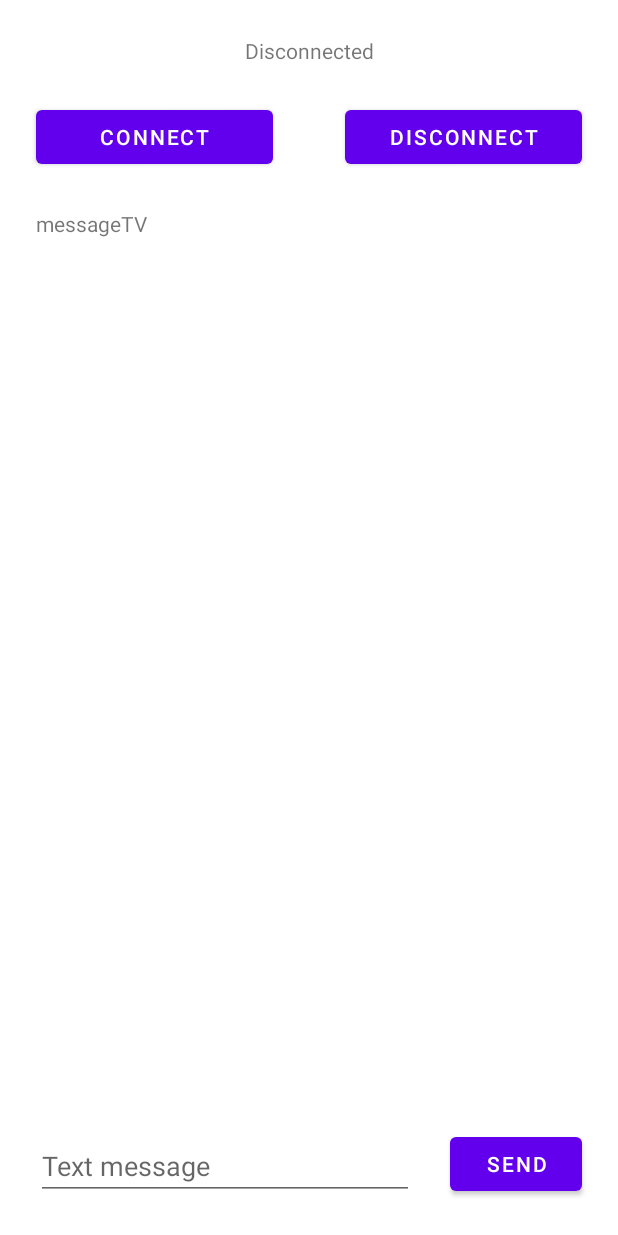
After one commit to git-cdv/BestPractices, an Android app: the WebsocketsFragment screen opened through its navigation route, on a phone screen of 412 x 824 dp. The commit adds this screen. Run offline under Robolectric (Android 15) with nearby library versions, the phone set to English and light mode, and no system bars; our stand-ins replace Dagger/Hilt's generated code.

Commit message:
WEB SOCKETS

```diff
--- a/app/src/main/java/com/chkan/bestpractices/main/MenuFragment.kt
+++ b/app/src/main/java/com/chkan/bestpractices/main/MenuFragment.kt
@@ -74,6 +74,9 @@ class MenuFragment : BaseFragment<FragmentMenuBinding>(FragmentMenuBinding::infl
             btnJwtAuth.setOnClickListener {
                 findNavController().navigate(R.id.action_menuFragment_to_jwtAuthFragment)
             }
+            btnWebsockets.setOnClickListener {
+                findNavController().navigate(R.id.action_menuFragment_to_webSocketsFragment)
+            }
         }
     }
 
--- /dev/null
+++ b/app/src/main/java/com/chkan/bestpractices/websockets/WebsocketsFragment.kt
@@ -0,0 +1,67 @@
+package com.chkan.bestpractices.websockets
+
+import android.os.Bundle
+import android.view.View
+import androidx.fragment.app.viewModels
+import com.chkan.bestpractices.core.BaseFragment
+import com.chkan.bestpractices.databinding.FragmentWebsocketsBinding
+import okhttp3.OkHttpClient
+import okhttp3.Request
+import okhttp3.WebSocket
+import okhttp3.WebSocketListener
+
+class WebsocketsFragment : BaseFragment<FragmentWebsocketsBinding>(FragmentWebsocketsBinding::inflate) {
+
+    private val viewModel: WebsocketsViewModel by viewModels()
+
+    private lateinit var webSocketListener: WebSocketListener
+    private val okHttpClient = OkHttpClient()
+    private var webSocket: WebSocket? = null
+
+    override fun onCreate(savedInstanceState: Bundle?) {
+        super.onCreate(savedInstanceState)
+        webSocketListener = WSListener(viewModel)
+    }
+
+    override fun onViewCreated(view: View, savedInstanceState: Bundle?) {
+        super.onViewCreated(view, savedInstanceState)
+
+        viewModel.socketStatus.observe(viewLifecycleOwner) {
+            binding.statusTV.text = if (it) "Connected" else "Disconnected"
+        }
+
+        var text = ""
+        viewModel.messages.observe(viewLifecycleOwner) {
+            text += "${if (it.first) "You: " else "Other: "} ${it.second}\n"
+
+            binding.messageTV.text = text
+        }
+
+        binding.btnConnect.setOnClickListener {
+            webSocket = okHttpClient.newWebSocket(createRequest(), webSocketListener)
+        }
+
+        binding.btnDisconnect.setOnClickListener {
+            webSocket?.close(1000, "Canceled manually.")
+        }
+
+        binding.btnSend.setOnClickListener {
+            webSocket?.send(binding.etMessage.text.toString())
+            viewModel.addMessage(Pair(true, binding.etMessage.text.toString()))
+        }
+    }
+
+    private fun createRequest(): Request {
+        val websocketURL = "ws://10.0.2.2:8080/chat" //address for emulator
+
+        return Request.Builder()
+            .url(websocketURL)
+            .build()
+    }
+
+    override fun onDestroyView() {
+        super.onDestroyView()
+        okHttpClient.dispatcher.executorService.shutdown()
+    }
+
+}
--- /dev/null
+++ b/app/src/main/java/com/chkan/bestpractices/websockets/WebsocketsViewModel.kt
@@ -0,0 +1,28 @@
+package com.chkan.bestpractices.websockets
+
+import androidx.lifecycle.LiveData
+import androidx.lifecycle.MutableLiveData
+import androidx.lifecycle.ViewModel
+import androidx.lifecycle.viewModelScope
+import kotlinx.coroutines.Dispatchers
+import kotlinx.coroutines.launch
+
+class WebsocketsViewModel : ViewModel() {
+
+    private val _socketStatus = MutableLiveData(false)
+    val socketStatus: LiveData<Boolean> = _socketStatus
+
+    private val _messages = MutableLiveData<Pair<Boolean, String>>()
+    val messages: LiveData<Pair<Boolean, String>> = _messages
+
+    fun addMessage(message: Pair<Boolean, String>) = viewModelScope.launch(Dispatchers.Main) {
+        if (_socketStatus.value == true) {
+            _messages.value = message
+        }
+    }
+
+    fun setStatus(status: Boolean) = viewModelScope.launch(Dispatchers.Main) {
+        _socketStatus.value = status
+    }
+
+}
--- /dev/null
+++ b/app/src/main/res/layout/fragment_websockets.xml
@@ -0,0 +1,69 @@
+<?xml version="1.0" encoding="utf-8"?>
+<androidx.constraintlayout.widget.ConstraintLayout
+    xmlns:android="http://schemas.android.com/apk/res/android"
+    android:layout_width="match_parent"
+    android:layout_height="match_parent"
+    xmlns:app="http://schemas.android.com/apk/res-auto">
+
+    <TextView
+        android:id="@+id/statusTV"
+        android:layout_width="wrap_content"
+        android:layout_height="wrap_content"
+        android:layout_margin="24dp"
+        android:text="Status"
+        app:layout_constraintEnd_toEndOf="parent"
+        app:layout_constraintStart_toStartOf="parent"
+        app:layout_constraintTop_toTopOf="parent" />
+
+    <Button
+        android:id="@+id/btnConnect"
+        android:layout_width="0dp"
+        android:layout_height="wrap_content"
+        android:layout_margin="24dp"
+        android:text="Connect"
+        app:layout_constraintEnd_toStartOf="@+id/btnDisconnect"
+        app:layout_constraintHorizontal_chainStyle="packed"
+        app:layout_constraintStart_toStartOf="parent"
+        app:layout_constraintTop_toBottomOf="@+id/statusTV"
+        app:layout_constraintVertical_chainStyle="packed" />
+
+    <TextView
+        android:id="@+id/messageTV"
+        android:layout_width="0dp"
+        android:layout_height="wrap_content"
+        android:layout_margin="24dp"
+        android:text="messageTV"
+        app:layout_constraintEnd_toEndOf="parent"
+        app:layout_constraintStart_toStartOf="parent"
+        app:layout_constraintTop_toBottomOf="@+id/btnConnect" />
+
+    <Button
+        android:id="@+id/btnDisconnect"
+        android:layout_width="0dp"
+        android:layout_height="wrap_content"
+        android:layout_margin="24dp"
+        android:text="Disconnect"
+        app:layout_constraintEnd_toEndOf="parent"
+        app:layout_constraintStart_toEndOf="@id/btnConnect"
+        app:layout_constraintTop_toBottomOf="@+id/statusTV" />
+
+    <EditText
+        android:id="@+id/etMessage"
+        android:layout_width="0dp"
+        android:layout_height="wrap_content"
+        android:layout_margin="24dp"
+        android:hint="Text message"
+        app:layout_constraintBottom_toBottomOf="parent"
+        app:layout_constraintEnd_toStartOf="@+id/btnSend"
+        app:layout_constraintStart_toStartOf="parent" />
+
+    <Button
+        android:id="@+id/btnSend"
+        android:layout_width="0dp"
+        android:layout_height="wrap_content"
+        android:layout_margin="24dp"
+        android:text="SEND"
+        app:layout_constraintBottom_toBottomOf="parent"
+        app:layout_constraintEnd_toEndOf="parent" />
+
+</androidx.constraintlayout.widget.ConstraintLayout>
--- a/app/src/main/res/navigation/main_graph.xml
+++ b/app/src/main/res/navigation/main_graph.xml
@@ -70,6 +70,9 @@
         <action
             android:id="@+id/action_menuFragment_to_jwtAuthFragment"
             app:destination="@id/jwtAuthFragment" />
+        <action
+            android:id="@+id/action_menuFragment_to_webSocketsFragment"
+            app:destination="@id/websocketsFragment" />
     </fragment>
     <fragment
         android:id="@+id/coroutinesFragment"
@@ -185,4 +188,8 @@
         android:id="@+id/authResultFragment"
         android:name="com.chkan.bestpractices.jwt_auth.AuthResultFragment"
         android:label="AuthResultFragment" />
+    <fragment
+        android:id="@+id/websocketsFragment"
+        android:name="com.chkan.bestpractices.websockets.WebsocketsFragment"
+        android:label="WebsocketsFragment" />
 </navigation>
```
Also changed, not shown: app/src/main/java/com/chkan/bestpractices/websockets/WSListener.kt (added, +42 -0 lines), app/src/main/res/layout/fragment_menu.xml (+8 -1 lines).
